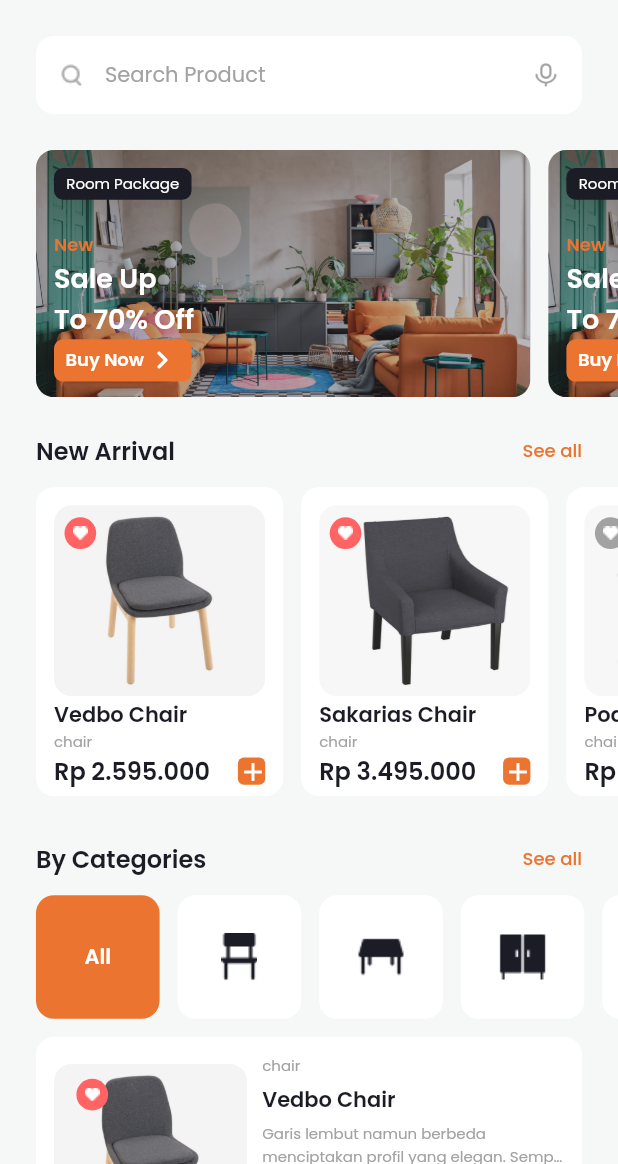
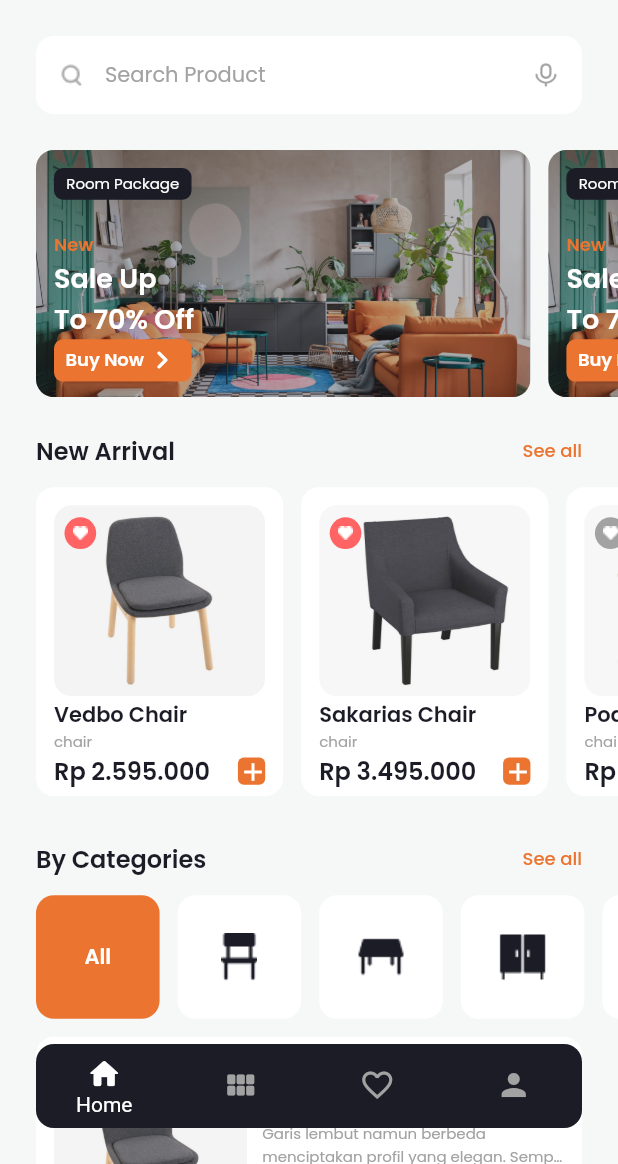
Before and after one commit to LazuardiFadhilah/Furnishop, a Flutter app: the screen it shows after launch, on a phone screen of 412 x 824 dp, the part 72-1236 px from its top. Run offline on Flutter 3.47's test engine with Material 2 defaults, Android fonts, the phone set to English and light mode, and no system bars; our stand-ins replace google_fonts.

Commit message:
add bottom nav bar

```diff
--- a/lib/main.dart
+++ b/lib/main.dart
@@ -1,5 +1,6 @@
 import 'package:flutter/material.dart';
-import 'package:furnishop/screens/home_screen.dart';
+import 'package:furnishop/main_home_page.dart';
+import 'package:furnishop/screens/explore_screen.dart';
 
 void main() => runApp(const MyApp());
 
@@ -12,7 +13,8 @@ class MyApp extends StatelessWidget {
       debugShowCheckedModeBanner: false,
       initialRoute: '/',
       routes: {
-        '/': (context) => const HomeScreen(),
+        '/': (context) => const MainHomePage(),
+        ExploreScreen.routeName: (context) => const ExploreScreen(),
       },
     );
   }
--- /dev/null
+++ b/lib/main_home_page.dart
@@ -0,0 +1,85 @@
+import 'package:flutter/material.dart';
+import 'package:furnishop/screens/explore_screen.dart';
+import 'package:furnishop/screens/home_screen.dart';
+import 'package:furnishop/styles.dart';
+
+class MainHomePage extends StatefulWidget {
+  static int pageIndex = 0;
+  const MainHomePage({super.key});
+
+  @override
+  State<MainHomePage> createState() => _MainHomePageState();
+}
+
+class _MainHomePageState extends State<MainHomePage> {
+  final List<Widget> _tabList = [
+    const HomeScreen(),
+    const ExploreScreen(),
+    const HomeScreen(),
+    const HomeScreen(),
+  ];
+  @override
+  Widget build(BuildContext context) {
+    return Stack(
+      children: [
+        _tabList[MainHomePage.pageIndex],
+        Padding(
+          padding: const EdgeInsets.all(24),
+          child: Align(
+            alignment: Alignment.bottomCenter,
+            child: SafeArea(
+              bottom: true,
+              child: ClipRRect(
+                borderRadius: BorderRadius.circular(12),
+                child: BottomNavigationBar(
+                  type: BottomNavigationBarType.fixed,
+                  selectedItemColor: whiteColor,
+                  unselectedItemColor: greyColor,
+                  showSelectedLabels: true,
+                  showUnselectedLabels: false,
+                  backgroundColor: blackColor,
+                  currentIndex: MainHomePage.pageIndex,
+                  onTap: (int index) {
+                    setState(() {
+                      MainHomePage.pageIndex = index;
+                    });
+                    // ignore: avoid_print
+                    print(MainHomePage.pageIndex);
+                  },
+                  items: const [
+                    BottomNavigationBarItem(
+                      label: 'Home',
+                      icon: SizedBox(
+                        child: Icon(
+                          Icons.home_rounded,
+                        ),
+                      ),
+                    ),
+                    BottomNavigationBarItem(
+                      label: 'Explore',
+                      icon: Icon(
+                        Icons.view_module_rounded,
+                      ),
+                    ),
+                    BottomNavigationBarItem(
+                      label: 'Favorite',
+                      icon: Icon(
+                        Icons.favorite_border,
+                      ),
+                    ),
+                    BottomNavigationBarItem(
+                      label: 'Profile',
+                      icon: Icon(
+                        Icons.person,
+                      ),
+                    ),
+                  ],
+                ),
+              ),
+            ),
+          ),
+        ),
+      ],
+    );
+  }
+}
--- /dev/null
+++ b/lib/screens/explore_screen.dart
@@ -0,0 +1,20 @@
+import 'package:flutter/material.dart';
+
+class ExploreScreen extends StatefulWidget {
+  static const routeName = '/explore-screen';
+  const ExploreScreen({Key? key}) : super(key: key);
+
+  @override
+  State<ExploreScreen> createState() => _ExploreScreenState();
+}
+
+class _ExploreScreenState extends State<ExploreScreen> {
+  @override
+  Widget build(BuildContext context) {
+    return const Scaffold(
+      body: Center(
+        child: Text('Explore Screen'),
+      ),
+    );
+  }
+}
--- a/lib/screens/home_screen.dart
+++ b/lib/screens/home_screen.dart
@@ -2,6 +2,7 @@
 
 import 'package:flutter/material.dart';
 import 'package:furnishop/datas/categories_data.dart';
+import 'package:furnishop/main_home_page.dart';
 import 'package:furnishop/widgets/arrival_items.dart';
 import 'package:furnishop/widgets/categories_card.dart';
 
@@ -285,8 +286,9 @@ class _HomeScreenState extends State<HomeScreen> {
     var filterData = itemsData.where((e) => e.catId == selectedCategory);
     var allData = selectedCategory == '' ? itemsData : filterData;
     return Padding(
-      padding: const EdgeInsets.symmetric(
-        horizontal: 24,
+      padding: const EdgeInsets.only(
+        left: 24,
+        right: 24,
       ),
       child: Column(
         children: allData
@@ -312,8 +314,11 @@ class _HomeScreenState extends State<HomeScreen> {
       backgroundColor: bgColor,
       body: SafeArea(
         top: true,
+        bottom: false,
         child: SingleChildScrollView(
           scrollDirection: Axis.vertical,
+          child: Padding(
+            padding: const EdgeInsets.only(bottom: 124),
             child: Column(
               children: [
                 Padding(
@@ -363,7 +368,14 @@ class _HomeScreenState extends State<HomeScreen> {
                         ),
                       ),
                       GestureDetector(
-                      onTap: () {},
+                        onTap: () {
+                          setState(() {
+                            MainHomePage.pageIndex = 1;
+                            // ignore: avoid_print
+                            print(MainHomePage.pageIndex);
+                          });
+                          Navigator.pushNamed(context, '/');
+                        },
                         child: Text(
                           'See all',
                           style: pagingTextStyle,
@@ -412,6 +424,7 @@ class _HomeScreenState extends State<HomeScreen> {
             ),
           ),
         ),
+      ),
     );
   }
 }
```
Lines whose indentation alone changed are shown as unchanged.
